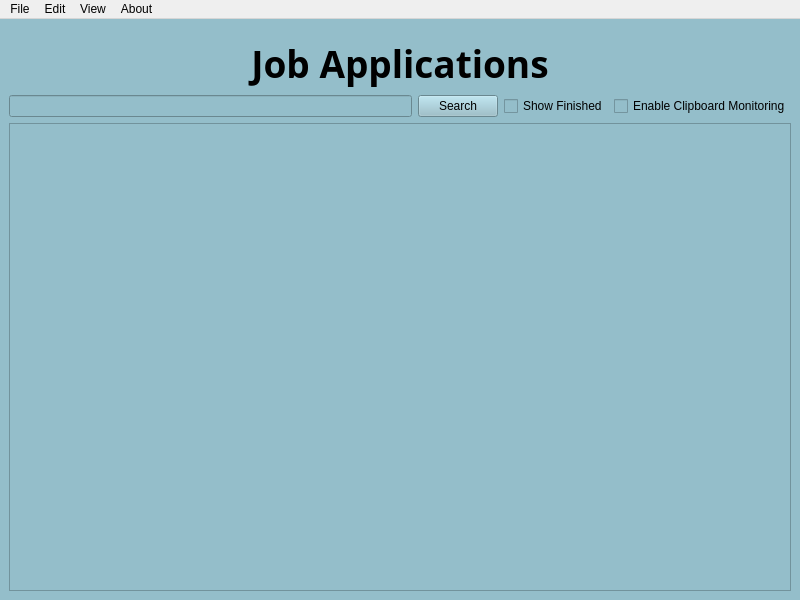
First picture: the form in ui/mainwindow.ui, repository xbandrade/my-jobz, before the edit.
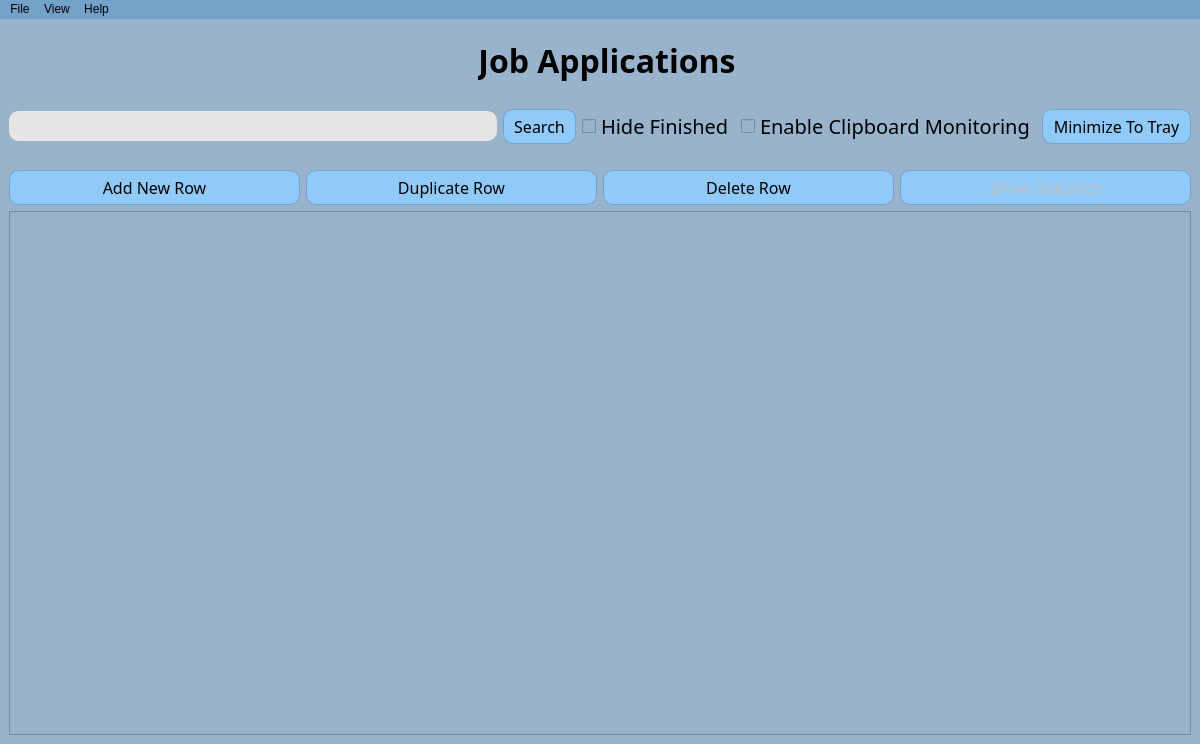
Second picture: the form after the edit. Icons and pictures are not drawn.

The edit to the form file:
```diff
--- a/ui/mainwindow.ui
+++ b/ui/mainwindow.ui
@@ -1,13 +1,16 @@
 <?xml version="1.0" encoding="UTF-8"?>
 <ui version="4.0">
- <class>MainWindow</class>
- <widget class="QMainWindow" name="MainWindow">
+ <class>mainWindow</class>
+ <widget class="QMainWindow" name="mainWindow">
+  <property name="enabled">
+   <bool>true</bool>
+  </property>
   <property name="geometry">
    <rect>
     <x>0</x>
     <y>0</y>
-    <width>800</width>
-    <height>600</height>
+    <width>1200</width>
+    <height>744</height>
    </rect>
   </property>
   <property name="windowTitle">
@@ -16,81 +19,325 @@
   <property name="styleSheet">
    <string notr="true"/>
   </property>
+  <property name="iconSize">
+   <size>
+    <width>30</width>
+    <height>30</height>
+   </size>
+  </property>
   <widget class="QWidget" name="centralwidget">
+   <property name="enabled">
+    <bool>true</bool>
+   </property>
    <property name="styleSheet">
     <string notr="true">QWidget {
-    background-color: rgb(148, 190, 202);
+    background-color: rgb(153,179,204);
+}
+
+QPushButton {
+	background-color: #90CAF9 ;
+	border-radius: 10px;
+ 	padding: 5px 10px; 
+	border: 1px solid #74A2C9;
+}
+
+QPushButton:hover {
+    background-color: #64B5F6; 
+}
+
+QPushButton:pressed {
+    background-color: #42A5F5; 
 }</string>
    </property>
    <layout class="QVBoxLayout" name="verticalLayout_2">
     <item>
      <layout class="QVBoxLayout" name="verticalLayout">
       <item>
-       <widget class="QLabel" name="label">
-        <property name="font">
-         <font>
-          <family>Nunito</family>
-          <pointsize>28</pointsize>
-          <italic>false</italic>
-          <bold>true</bold>
-         </font>
-        </property>
-        <property name="layoutDirection">
-         <enum>Qt::LeftToRight</enum>
-        </property>
-        <property name="autoFillBackground">
-         <bool>false</bool>
-        </property>
-        <property name="styleSheet">
-         <string notr="true">QLabel {
+       <layout class="QHBoxLayout" name="horizontalLayout2">
+        <item>
+         <spacer name="horizontalSpacer2">
+          <property name="orientation">
+           <enum>Qt::Horizontal</enum>
+          </property>
+          <property name="sizeType">
+           <enum>QSizePolicy::Expanding</enum>
+          </property>
+          <property name="sizeHint" stdset="0">
+           <size>
+            <width>180</width>
+            <height>20</height>
+           </size>
+          </property>
+         </spacer>
+        </item>
+        <item>
+         <widget class="QLabel" name="logo">
+          <property name="enabled">
+           <bool>true</bool>
+          </property>
+          <property name="sizePolicy">
+           <sizepolicy hsizetype="Minimum" vsizetype="Minimum">
+            <horstretch>0</horstretch>
+            <verstretch>0</verstretch>
+           </sizepolicy>
+          </property>
+          <property name="minimumSize">
+           <size>
+            <width>0</width>
+            <height>0</height>
+           </size>
+          </property>
+          <property name="maximumSize">
+           <size>
+            <width>77</width>
+            <height>77</height>
+           </size>
+          </property>
+          <property name="layoutDirection">
+           <enum>Qt::LeftToRight</enum>
+          </property>
+          <property name="text">
+           <string/>
+          </property>
+          <property name="pixmap">
+           <pixmap resource="../resources/resources.qrc">:/application.png</pixmap>
+          </property>
+          <property name="scaledContents">
+           <bool>true</bool>
+          </property>
+          <property name="alignment">
+           <set>Qt::AlignCenter</set>
+          </property>
+          <property name="wordWrap">
+           <bool>false</bool>
+          </property>
+         </widget>
+        </item>
+        <item>
+         <widget class="QLabel" name="label">
+          <property name="sizePolicy">
+           <sizepolicy hsizetype="Minimum" vsizetype="Minimum">
+            <horstretch>0</horstretch>
+            <verstretch>0</verstretch>
+           </sizepolicy>
+          </property>
+          <property name="font">
+           <font>
+            <family>Nunito</family>
+            <pointsize>24</pointsize>
+            <italic>false</italic>
+            <bold>true</bold>
+           </font>
+          </property>
+          <property name="layoutDirection">
+           <enum>Qt::LeftToRight</enum>
+          </property>
+          <property name="autoFillBackground">
+           <bool>false</bool>
+          </property>
+          <property name="styleSheet">
+           <string notr="true">QLabel {
 	color: black;
 	padding-top: 10px;
 }</string>
-        </property>
-        <property name="text">
-         <string>Job Applications</string>
-        </property>
-        <property name="scaledContents">
-         <bool>true</bool>
-        </property>
-        <property name="alignment">
-         <set>Qt::AlignCenter</set>
-        </property>
-        <property name="wordWrap">
-         <bool>true</bool>
-        </property>
-       </widget>
+          </property>
+          <property name="text">
+           <string>Job Applications</string>
+          </property>
+          <property name="scaledContents">
+           <bool>true</bool>
+          </property>
+          <property name="alignment">
+           <set>Qt::AlignCenter</set>
+          </property>
+          <property name="wordWrap">
+           <bool>true</bool>
+          </property>
+         </widget>
+        </item>
+        <item>
+         <spacer name="horizontalSpacer">
+          <property name="orientation">
+           <enum>Qt::Horizontal</enum>
+          </property>
+          <property name="sizeType">
+           <enum>QSizePolicy::Expanding</enum>
+          </property>
+          <property name="sizeHint" stdset="0">
+           <size>
+            <width>180</width>
+            <height>20</height>
+           </size>
+          </property>
+         </spacer>
+        </item>
+       </layout>
       </item>
       <item>
        <layout class="QHBoxLayout" name="horizontalLayout">
+        <property name="topMargin">
+         <number>20</number>
+        </property>
+        <property name="bottomMargin">
+         <number>20</number>
+        </property>
         <item>
-         <widget class="QLineEdit" name="searchLineEdit"/>
+         <widget class="QLineEdit" name="searchLineEdit">
+          <property name="sizeIncrement">
+           <size>
+            <width>0</width>
+            <height>666</height>
+           </size>
+          </property>
+          <property name="font">
+           <font>
+            <family>Nunito</family>
+            <pointsize>15</pointsize>
+           </font>
+          </property>
+          <property name="styleSheet">
+           <string notr="true">QWidget {
+    background-color: rgb(230, 230, 230);
+	border-radius: 10px;
+	padding-left: 8px;
+}</string>
+          </property>
+         </widget>
         </item>
         <item>
          <widget class="QPushButton" name="searchButton">
+          <property name="font">
+           <font>
+            <family>Nunito</family>
+            <pointsize>12</pointsize>
+           </font>
+          </property>
           <property name="text">
            <string>Search</string>
           </property>
          </widget>
         </item>
         <item>
-         <widget class="QCheckBox" name="showFinishedCheckBox">
+         <widget class="QCheckBox" name="hideFinishedCheckBox">
+          <property name="font">
+           <font>
+            <family>Nunito</family>
+            <pointsize>15</pointsize>
+           </font>
+          </property>
           <property name="text">
-           <string>Show Finished</string>
+           <string>Hide Finished</string>
           </property>
          </widget>
         </item>
         <item>
          <widget class="QCheckBox" name="clipboardMonitorCheckBox">
+          <property name="font">
+           <font>
+            <family>Nunito</family>
+            <pointsize>15</pointsize>
+           </font>
+          </property>
           <property name="text">
            <string>Enable Clipboard Monitoring</string>
           </property>
          </widget>
         </item>
+        <item>
+         <widget class="QPushButton" name="trayButton">
+          <property name="font">
+           <font>
+            <family>Nunito</family>
+            <pointsize>12</pointsize>
+           </font>
+          </property>
+          <property name="text">
+           <string>Minimize To Tray</string>
+          </property>
+         </widget>
+        </item>
        </layout>
       </item>
       <item>
-       <widget class="QTableView" name="tableView"/>
+       <layout class="QHBoxLayout" name="horizontalLayout3">
+        <item>
+         <widget class="QPushButton" name="addNewRowButton">
+          <property name="font">
+           <font>
+            <family>Nunito</family>
+            <pointsize>12</pointsize>
+           </font>
+          </property>
+          <property name="styleSheet">
+           <string notr="true"/>
+          </property>
+          <property name="text">
+           <string>Add New Row</string>
+          </property>
+         </widget>
+        </item>
+        <item>
+         <widget class="QPushButton" name="duplicateButton">
+          <property name="font">
+           <font>
+            <family>Nunito</family>
+            <pointsize>12</pointsize>
+           </font>
+          </property>
+          <property name="styleSheet">
+           <string notr="true"/>
+          </property>
+          <property name="text">
+           <string>Duplicate Row</string>
+          </property>
+         </widget>
+        </item>
+        <item>
+         <widget class="QPushButton" name="deleteButton">
+          <property name="font">
+           <font>
+            <family>Nunito</family>
+            <pointsize>12</pointsize>
+           </font>
+          </property>
+          <property name="text">
+           <string>Delete Row</string>
+          </property>
+         </widget>
+        </item>
+        <item>
+         <widget class="QPushButton" name="statsButton">
+          <property name="enabled">
+           <bool>false</bool>
+          </property>
+          <property name="font">
+           <font>
+            <family>Nunito</family>
+            <pointsize>12</pointsize>
+           </font>
+          </property>
+          <property name="text">
+           <string>Show Statistics</string>
+          </property>
+         </widget>
+        </item>
+       </layout>
+      </item>
+      <item>
+       <widget class="QTableView" name="tableView">
+        <property name="font">
+         <font>
+          <family>Nunito</family>
+          <pointsize>12</pointsize>
+         </font>
+        </property>
+        <property name="styleSheet">
+         <string notr="true"/>
+        </property>
+        <attribute name="horizontalHeaderCascadingSectionResizes">
+         <bool>false</bool>
+        </attribute>
+       </widget>
       </item>
      </layout>
     </item>
@@ -101,34 +348,34 @@
     <rect>
      <x>0</x>
      <y>0</y>
-     <width>800</width>
+     <width>1200</width>
      <height>25</height>
     </rect>
    </property>
+   <property name="styleSheet">
+    <string notr="true">QWidget { background-color: rgb(115,161,199); }</string>
+   </property>
    <widget class="QMenu" name="menuFile">
     <property name="title">
      <string>File</string>
     </property>
-   </widget>
-   <widget class="QMenu" name="menuEdit">
-    <property name="title">
-     <string>Edit</string>
-    </property>
+    <addaction name="actionImport_from_Database"/>
+    <addaction name="actionExport_to_Database"/>
+    <addaction name="actionExport_to_Spreadsheet"/>
    </widget>
    <widget class="QMenu" name="menuView">
     <property name="title">
      <string>View</string>
     </property>
    </widget>
-   <widget class="QMenu" name="menuAbout">
+   <widget class="QMenu" name="menuHelp">
     <property name="title">
-     <string>About</string>
+     <string>Help</string>
     </property>
    </widget>
    <addaction name="menuFile"/>
-   <addaction name="menuEdit"/>
    <addaction name="menuView"/>
-   <addaction name="menuAbout"/>
+   <addaction name="menuHelp"/>
   </widget>
  </widget>
  <resources/>
```
Left out of the diff: 43 changed lines with no effect on the pictures.
